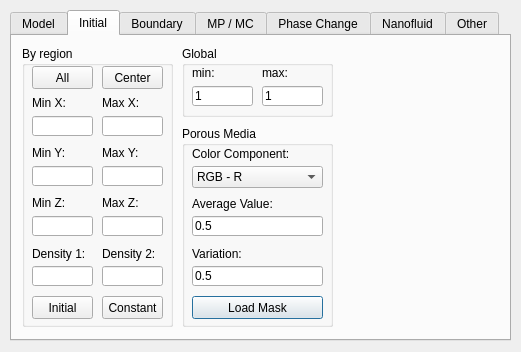
Old version of the form view/parameters2.ui in the repository fabioskomori/lbsim.
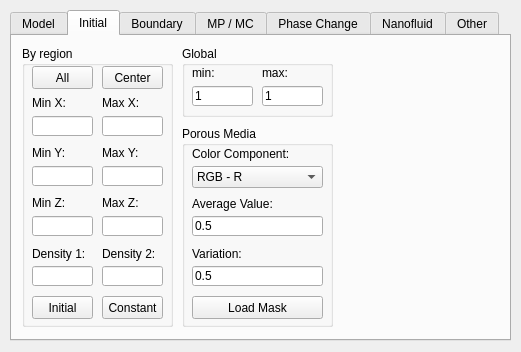
New version of the form. The open tabs and pages were chosen to show the change. Custom widgets are drawn as their Qt base class.

Patch:
```diff
--- a/view/parameters2.ui
+++ b/view/parameters2.ui
@@ -741,6 +741,9 @@
       <property name="text">
        <string>Load Mask</string>
       </property>
+      <property name="autoDefault">
+       <bool>false</bool>
+      </property>
      </widget>
      <widget class="QLabel" name="label_62">
       <property name="geometry">
```
Left out of the diff: 2 changed lines with no effect on the pictures.
